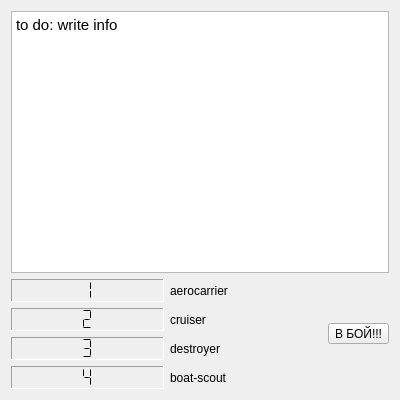
Before: the Qt Designer form client/gui/tabOfInformation.ui in ZiminGrigory/SeaBattle, drawn with Qt 5.
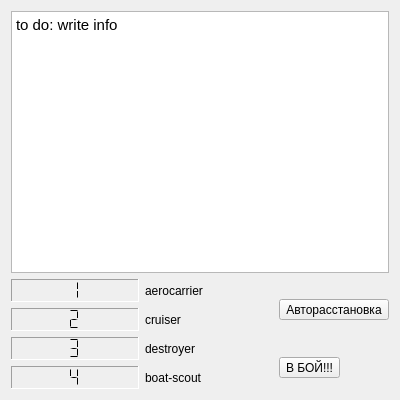
After: the same form once the commit is applied.

```diff
--- a/client/gui/tabOfInformation.ui
+++ b/client/gui/tabOfInformation.ui
@@ -13,6 +13,8 @@
   <property name="windowTitle">
    <string>Form</string>
   </property>
+  <layout class="QGridLayout" name="gridLayout_3">
+   <item row="0" column="0">
   <layout class="QGridLayout" name="gridLayout_2">
    <item row="0" column="0" colspan="2">
     <widget class="QTextBrowser" name="textBrowser">
@@ -25,7 +27,7 @@
      </property>
     </widget>
    </item>
-   <item row="1" column="0">
+     <item row="1" column="0" rowspan="2">
     <layout class="QGridLayout" name="gridLayout">
      <item row="0" column="0">
       <widget class="QLCDNumber" name="lcdNumber_4">
@@ -255,6 +257,13 @@
     </layout>
    </item>
    <item row="1" column="1">
+      <widget class="QToolButton" name="toolButton_2">
+       <property name="text">
+        <string>Авторасстановка</string>
+       </property>
+      </widget>
+     </item>
+     <item row="2" column="1">
     <widget class="QToolButton" name="toolButton">
      <property name="baseSize">
       <size>
@@ -269,6 +278,8 @@
       <string/>
      </property>
     </widget>
+     </item>
+    </layout>
    </item>
   </layout>
  </widget>
```
Lines whose indentation alone changed are shown as unchanged.
